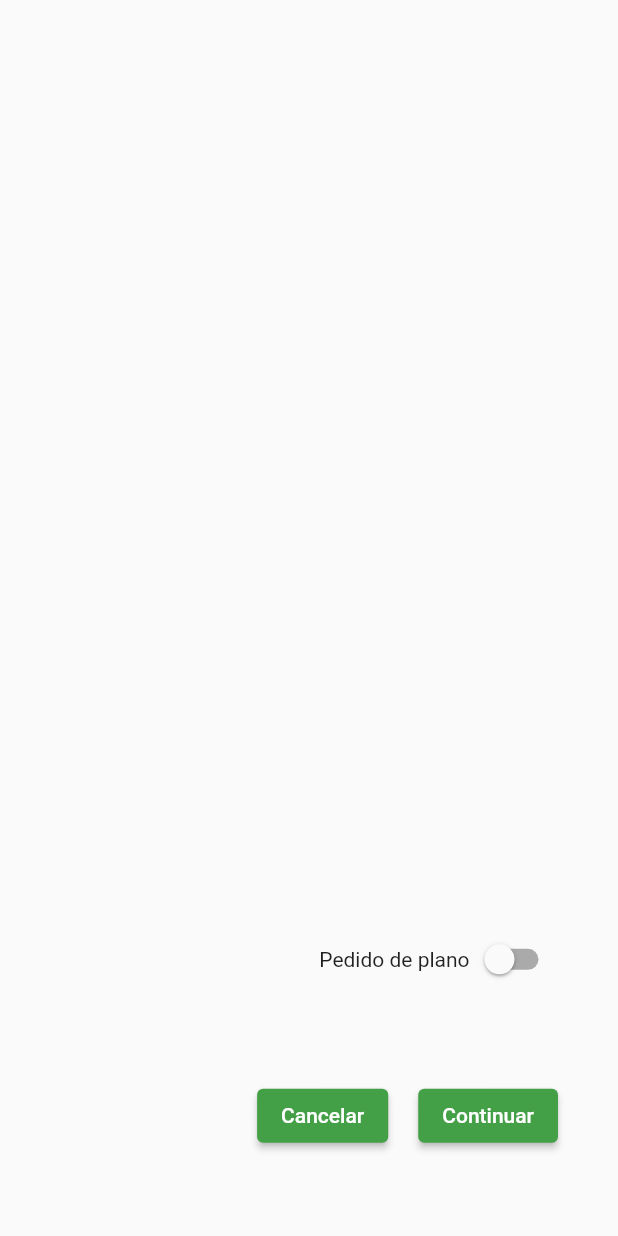
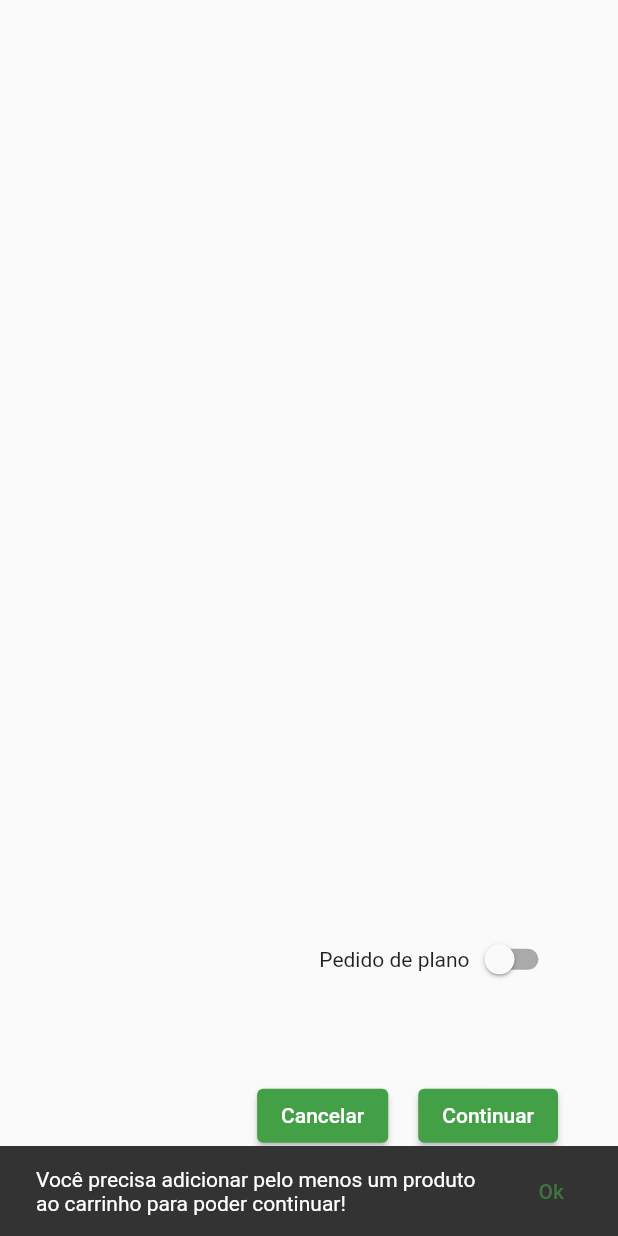
Before and after one commit to cadupereira21/SI700-Mobile, a Flutter app: the CartScreen widget shown alone on an empty page, opened directly, after a tap on "Continuar", on a phone screen of 412 x 824 dp. Run offline on Flutter 3.47's test engine with Material 2 defaults, Android fonts, the phone set to English and light mode, and no system bars; our stand-ins replace dio, flutter_bloc, mask_text_input_formatter; network calls fail.

Commit message:
Add feature to not open order screen if there is no product in the cart

```diff
--- a/app_seu_madeu_sucos/lib/View/CartScreen.dart
+++ b/app_seu_madeu_sucos/lib/View/CartScreen.dart
@@ -71,11 +71,15 @@ class _CartScreenState extends State<CartScreen> {
                       padding: EdgeInsets.only(left: 20),
                       child: ElevatedButton(
                           onPressed: () {
+                            if (CartData.instance.addedProducts.isEmpty) {
+                              ScaffoldMessenger.of(context).showSnackBar(noProductSnackbar());
+                            } else {
                               Navigator.push(
                                 context,
                                 MaterialPageRoute(
                                     builder: (context) => const OrderScreen()),
                               );
+                            }
                           },
                           child: const Text("Continuar")),
                     ),
@@ -119,6 +123,25 @@ class _CartScreenState extends State<CartScreen> {
         Icons.delete,
         color: Colors.red,
         size: 22,
-        ));
+      ),
+    );
+  }
+
+  SnackBar noProductSnackbar() {
+    return SnackBar(
+      duration: const Duration(seconds: 4),
+      content: const Text(
+          "Você precisa adicionar pelo menos um produto ao carrinho para poder continuar!"),
+      action: SnackBarAction(
+        label: "Ok",
+        onPressed: () {
+          try {
+            ScaffoldMessenger.of(context).clearSnackBars();
+          } catch (e) {
+            debugPrint("Order screen: ${e.toString()}");
+          }
+        },
+      ),
+    );
   }
 }
--- a/app_seu_madeu_sucos/lib/View/OrderScreen.dart
+++ b/app_seu_madeu_sucos/lib/View/OrderScreen.dart
@@ -498,10 +498,6 @@ class _OrderScreenState extends State<OrderScreen> {
 
   Widget productListView() {
     return BlocBuilder<CartBloc, CartState>(builder: (context, state) {
-      if (state.addedProducts.length < 1) {
-        //TODO: Add Snackbar
-        Navigator.pop(context);
-      }
       return ListView.builder(
           itemCount: state.addedProducts.length,
           itemBuilder: (BuildContext context, int index) =>
@@ -534,9 +530,9 @@ class _OrderScreenState extends State<OrderScreen> {
             Text(
               productNameStrings[1],
               style: const TextStyle(
-                fontSize: 14,
-                //fontWeight: FontWeight.w600,
-                color: Color.fromRGBO(0, 0, 0, .7)),
+                  fontSize: 14,
+                  //fontWeight: FontWeight.w600,
+                  color: Color.fromRGBO(0, 0, 0, .7)),
             ),
           ],
         ),
```
Lines whose indentation alone changed are shown as unchanged.
